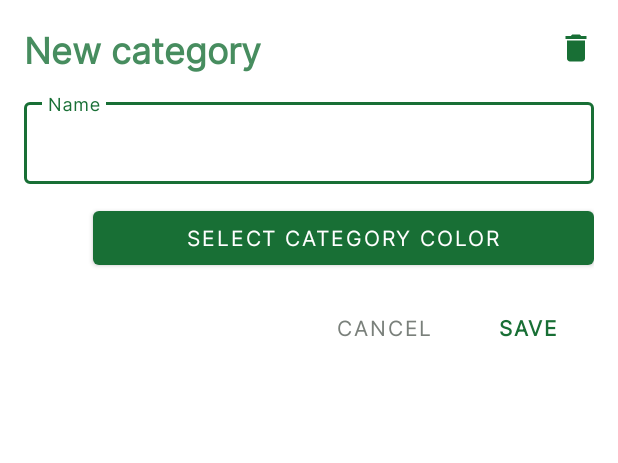
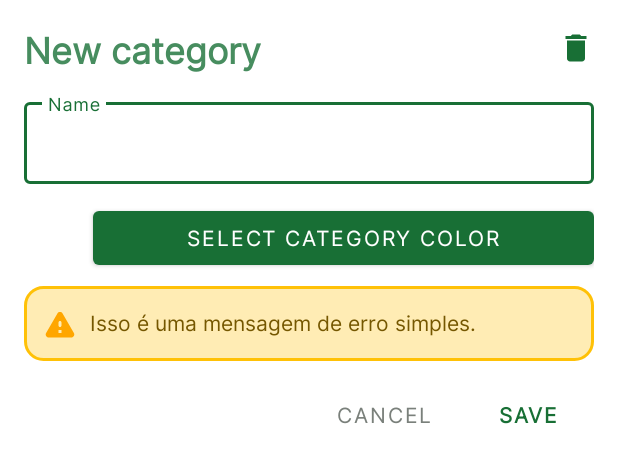
Before and after one commit to jfbastos/Comprarei, an Android app: the layout dialog_new_category.xml on its own in the app's theme, with its tools: preview values and no code run, on a phone screen of 412 x 824 dp. Shown: the top 463 px of the screen. Run offline under Robolectric (Android 15) with nearby library versions, the phone set to English and light mode, and no system bars; Roboto replaces fonts that are not available here.

Commit message:
done : minor bug fixes, change of interval time of auto backup from 15min to 6 hours (better resource management), better register of new category.

```diff
--- a/app/build.gradle
+++ b/app/build.gradle
@@ -64,7 +64,7 @@ dependencies {
     implementation 'androidx.work:work-runtime-ktx:2.8.0'
 
     // Material design
-    implementation 'com.google.android.material:material:1.6.0'
+    implementation 'com.google.android.material:material:1.8.0'
     implementation 'androidx.constraintlayout:constraintlayout:2.1.4'
 
     // Architectural Components
--- a/app/src/main/java/br/com/zamfir/comprarei/di/Modules.kt
+++ b/app/src/main/java/br/com/zamfir/comprarei/di/Modules.kt
@@ -45,7 +45,7 @@ val dataBaseModule = module {
 }
 
 val viewModelModule = module {
-    viewModel { CartViewModel(get(), get(), get()) }
+    viewModel { CartViewModel(get(), get(), get(), get()) }
     viewModel { ProductViewModel(get(), get()) }
     viewModel { CategoryViewModel(get()) }
     viewModel { LoginViewModel(get(), get()) }
--- a/app/src/main/java/br/com/zamfir/comprarei/model/dao/CategoryDao.kt
+++ b/app/src/main/java/br/com/zamfir/comprarei/model/dao/CategoryDao.kt
@@ -12,7 +12,7 @@ import br.com.zamfir.comprarei.model.entity.Category
 interface CategoryDao {
 
     @Insert(onConflict = OnConflictStrategy.ABORT)
-    fun insertCategory(category: Category)
+    fun insertCategory(category: Category) : Long
 
     @Insert(onConflict = OnConflictStrategy.REPLACE)
     fun insertAll(categories : List<Category>)
--- a/app/src/main/java/br/com/zamfir/comprarei/repositories/CartRepository.kt
+++ b/app/src/main/java/br/com/zamfir/comprarei/repositories/CartRepository.kt
@@ -24,8 +24,7 @@ class CartRepository(
     suspend fun updateTotal(total: String, id: Int) =
         withContext(dispatcher) { appDatabase.CartDao().updateTotal(total, id) }
 
-    suspend fun updateCart(cart: Cart) =
-        withContext(dispatcher) { appDatabase.CartDao().updateCart(cart) }
+    suspend fun updateCart(cart: Cart) = withContext(dispatcher) { appDatabase.CartDao().updateCart(cart) }
 
     suspend fun updateAll(cartList: List<Cart>) =
         withContext(dispatcher) { appDatabase.CartDao().insertAll(cartList) }
--- a/app/src/main/java/br/com/zamfir/comprarei/repositories/CategoryRepository.kt
+++ b/app/src/main/java/br/com/zamfir/comprarei/repositories/CategoryRepository.kt
@@ -9,14 +9,12 @@ class CategoryRepository(private val appDatabase: AppDatabase, private val dispa
 
     suspend fun getCategories() =  withContext(dispatcher) {appDatabase.CategoryDao().allCategories}
 
-    suspend fun saveCategory(category: Category) = withContext(dispatcher) {appDatabase.CategoryDao().insertCategory(category)}
+    suspend fun saveCategory(category: Category) = withContext(dispatcher) { return@withContext appDatabase.CategoryDao().insertCategory(category)}
 
     suspend fun deleteCategory(category: Category) = withContext(dispatcher) {appDatabase.CategoryDao().deleteCategory(category)}
 
     suspend fun updateCategory(category: Category) = withContext(dispatcher) {appDatabase.CategoryDao().updateCategory(category)}
 
-    suspend fun saveCategories(categories : List<Category>) = withContext(dispatcher) {appDatabase.CategoryDao().insertAll(categories)}
-
     suspend fun hasCartWithCategorie(id : Int) = withContext(dispatcher) {appDatabase.CartDao().carts.find { it.categoryId == id } != null}
 
 }
--- a/app/src/main/java/br/com/zamfir/comprarei/util/Constants.kt
+++ b/app/src/main/java/br/com/zamfir/comprarei/util/Constants.kt
@@ -3,11 +3,9 @@ package br.com.zamfir.comprarei.util
 class Constants {
     companion object{
         const val DATABASE_NAME = "comprarei_db"
-        const val DARK_MODE = "DARK_MODE"
         const val IO_DISPATCHER = "IODispacher"
         const val SORT_TAG = "BOTTOMSHEET"
         const val NEW_CART_KEY = "NewCart"
-        const val CART_BUNDLE_KEY = "cart_key"
         const val EMPTY_CART_VALUE = "R$ 0,00"
         const val DATE_PATTERN = "dd/MM/yyyy"
         const val MIN_DATE_VALID = "01/01/1900"
--- a/app/src/main/java/br/com/zamfir/comprarei/view/adapters/CartsAdapter.kt
+++ b/app/src/main/java/br/com/zamfir/comprarei/view/adapters/CartsAdapter.kt
@@ -14,13 +14,14 @@ import br.com.zamfir.comprarei.util.isVisible
 class CartsAdapter : ListAdapter<Cart, CartsAdapter.CartsViewHolder>(differCallback) {
 
     var selectedItems = mutableListOf<Cart>()
+    var isShowTotal = true
     val differ = AsyncListDiffer(this, differCallback)
 
     inner class CartsViewHolder(private val binding: CartItemBinding) : RecyclerView.ViewHolder(binding.root) {
         fun bind(cart: Cart) {
             binding.cartName.text = cart.name
             binding.cartDate.text = cart.data
-            binding.totalCart.text = cart.total
+            if(isShowTotal) binding.totalCart.text = cart.total else binding.totalCart.isVisible(false)
             binding.selectedBackground.visibility = if(selectedItems.contains(cart)) View.VISIBLE else View.INVISIBLE
             cart.category?.let {
                 binding.categoryPlaceHolder.isVisible(true)
--- a/app/src/main/java/br/com/zamfir/comprarei/view/fragments/CategoryFragment.kt
+++ b/app/src/main/java/br/com/zamfir/comprarei/view/fragments/CategoryFragment.kt
@@ -76,13 +76,13 @@ class CategoryFragment : Fragment() {
         }
 
         binding.newCategoryBtn.setOnClickListener {
-            NewCategoryDialog{ newCategory, _ ->
+            NewCategoryDialog(categoriesList){ newCategory, _ ->
                 saveCategory(newCategory)
             }.show(parentFragmentManager, "")
         }
 
         categoryAdapter.setOnItemClickListener {
-            NewCategoryDialog(it){editedCategory, isDeletion ->
+            NewCategoryDialog(categoriesList,it){editedCategory, isDeletion ->
                 if(isDeletion) deleteCategory(editedCategory)
                 else updateCategory(editedCategory)
             }.show(parentFragmentManager, "")
--- a/app/src/main/java/br/com/zamfir/comprarei/viewmodel/states/CartsState.kt
+++ b/app/src/main/java/br/com/zamfir/comprarei/viewmodel/states/CartsState.kt
@@ -8,5 +8,6 @@ data class CartsState(
     val loading : Boolean = false,
     val carts : List<Cart>? = listOf(),
     val categories : List<Category> = listOf(),
+    val isShowTotal : Boolean = true,
     val error : Exception? = null
 )
--- a/app/src/main/res/layout/bottom_sheet_new_product.xml
+++ b/app/src/main/res/layout/bottom_sheet_new_product.xml
@@ -126,6 +126,7 @@
                 android:id="@+id/product_quantity"
                 android:imeOptions="actionDone"
                 android:singleLine="true"
+                android:text="@string/initial_product_quantity"
                 android:layout_width="match_parent"
                 android:layout_height="wrap_content"
                 android:inputType="number"/>
--- a/app/src/main/res/layout/dialog_new_category.xml
+++ b/app/src/main/res/layout/dialog_new_category.xml
@@ -75,6 +75,43 @@
         app:layout_constraintTop_toBottomOf="@id/category_name_layout"
         app:layout_constraintEnd_toEndOf="@id/category_name_layout"/>
 
+    <androidx.constraintlayout.widget.ConstraintLayout
+        android:id="@+id/warning_placeholder"
+        android:layout_width="0dp"
+        android:layout_height="50dp"
+        android:layout_marginTop="8dp"
+        android:background="@drawable/warning_background"
+        android:visibility="gone"
+        tools:visibility="visible"
+        app:layout_constraintTop_toBottomOf="@id/color_select"
+        app:layout_constraintStart_toStartOf="parent"
+        app:layout_constraintEnd_toEndOf="parent">
+
+        <ImageView
+            android:id="@+id/warning_icon"
+            android:layout_width="wrap_content"
+            android:layout_height="wrap_content"
+            android:src="@drawable/round_warning_24_yellow"
+            app:layout_constraintTop_toTopOf="parent"
+            app:layout_constraintBottom_toBottomOf="parent"
+            app:layout_constraintStart_toStartOf="parent"
+            android:layout_marginStart="12dp"/>
+
+        <TextView
+            android:id="@+id/warning_msg"
+            android:layout_width="0dp"
+            android:layout_height="0dp"
+            android:layout_margin="8dp"
+            android:gravity="center_vertical"
+            tools:text="Isso é uma mensagem de erro simples."
+            android:textColor="@color/warning_yellow_text"
+            app:layout_constraintTop_toTopOf="parent"
+            app:layout_constraintBottom_toBottomOf="parent"
+            app:layout_constraintStart_toEndOf="@id/warning_icon"
+            app:layout_constraintEnd_toEndOf="parent"/>
+
+    </androidx.constraintlayout.widget.ConstraintLayout>
+
     <Button
         android:id="@+id/btn_cancel"
         android:layout_width="wrap_content"
@@ -85,7 +122,7 @@
         style="@style/Widget.MaterialComponents.Button.TextButton"
         android:text="@string/cancel"
         app:layout_constraintEnd_toStartOf="@+id/btn_ok"
-        app:layout_constraintTop_toBottomOf="@+id/color_select" />
+        app:layout_constraintTop_toBottomOf="@+id/warning_placeholder" />
 
     <Button
         android:id="@+id/btn_ok"
--- a/app/src/main/res/layout/empty_list.xml
+++ b/app/src/main/res/layout/empty_list.xml
@@ -12,6 +12,7 @@
         android:scaleX="1"
         android:scaleY="1"
         android:clickable="true"
+        android:alpha="0.5"
         app:layout_constraintStart_toStartOf="parent"
         app:layout_constraintEnd_toEndOf="parent"
         app:layout_constraintTop_toTopOf="parent"
--- a/app/src/main/res/values/strings.xml
+++ b/app/src/main/res/values/strings.xml
@@ -128,5 +128,8 @@
     <string name="image_uri_key" translatable="false">IMAGE_URI_KEY</string>
     <string name="no_internet_connection">No internet connection.</string>
     <string name="msg_warning_invalid_password">Password must have at least 6 characters.</string>
+    <string name="select_date">Select date</string>
+    <string name="initial_product_quantity" translatable="false">1</string>
+    <string name="category_name_already_exists">Category name already exists.</string>
     <!-- TODO: Remove or change this placeholder text -->
 </resources>
```
Also changed, not shown: app/src/main/java/br/com/zamfir/comprarei/view/activity/MainActivity.kt (+3 -4 lines), app/src/main/java/br/com/zamfir/comprarei/view/dialog/NewCategoryDialog.kt (+25 -8 lines), app/src/main/java/br/com/zamfir/comprarei/view/fragments/HomeFragment.kt (+46 -47 lines), app/src/main/java/br/com/zamfir/comprarei/viewmodel/CartViewModel.kt (+5 -4 lines), app/src/main/java/br/com/zamfir/comprarei/viewmodel/CategoryViewModel.kt (+3 -5 lines), app/src/main/java/br/com/zamfir/comprarei/worker/BackupWorker.kt (+4 -4 lines), app/src/main/res/drawable/icone_fundo_branco.png (added), 1 other file.
